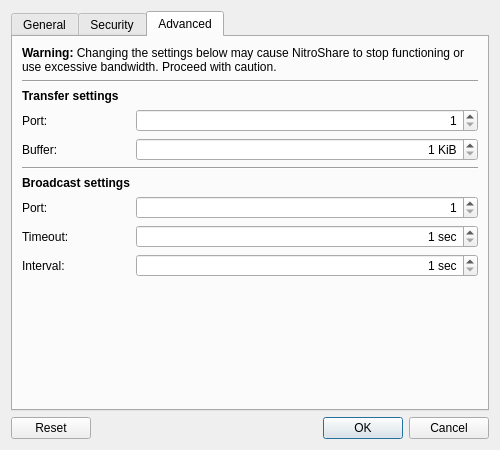
Qt form src/settings/settingsdialog.ui (nitroshare/nitroshare-desktop) before a commit.
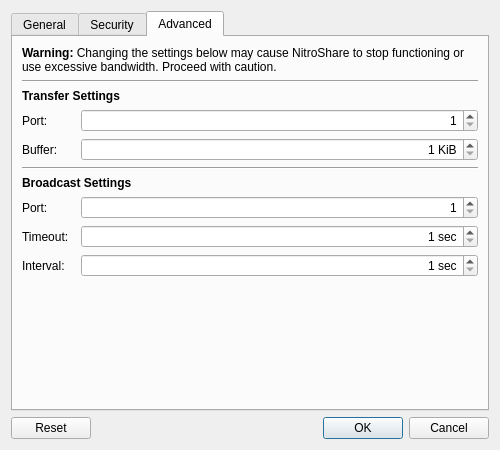
The same form after that commit. The open tabs and pages were chosen to show the change. Icons and pictures are not drawn.

Commit message: UI improvements to the settings dialog.

```diff
--- a/src/settings/settingsdialog.ui
+++ b/src/settings/settingsdialog.ui
@@ -263,13 +263,6 @@
          </property>
         </widget>
        </item>
-       <item row="2" column="0" colspan="2">
-        <widget class="QLabel" name="transferLabel">
-         <property name="text">
-          <string>&lt;html&gt;&lt;head/&gt;&lt;body&gt;&lt;p&gt;&lt;span style=&quot; font-weight:600;&quot;&gt;Transfer settings&lt;/span&gt;&lt;/p&gt;&lt;/body&gt;&lt;/html&gt;</string>
-         </property>
-        </widget>
-       </item>
        <item row="3" column="0">
         <widget class="QLabel" name="transferPortLabel">
          <property name="text">
@@ -338,13 +331,6 @@
          </property>
         </widget>
        </item>
-       <item row="6" column="0" colspan="2">
-        <widget class="QLabel" name="broadcastLabel">
-         <property name="text">
-          <string>&lt;html&gt;&lt;head/&gt;&lt;body&gt;&lt;p&gt;&lt;span style=&quot; font-weight:600;&quot;&gt;Broadcast settings&lt;/span&gt;&lt;/p&gt;&lt;/body&gt;&lt;/html&gt;</string>
-         </property>
-        </widget>
-       </item>
        <item row="8" column="0">
         <widget class="QLabel" name="broadcastTimeoutLabel">
          <property name="text">
@@ -442,6 +428,32 @@
          </property>
         </spacer>
        </item>
+       <item row="6" column="0" colspan="3">
+        <widget class="QLabel" name="broadcastLabel">
+         <property name="font">
+          <font>
+           <weight>75</weight>
+           <bold>true</bold>
+          </font>
+         </property>
+         <property name="text">
+          <string>Broadcast Settings</string>
+         </property>
+        </widget>
+       </item>
+       <item row="2" column="0" colspan="3">
+        <widget class="QLabel" name="transferLabel">
+         <property name="font">
+          <font>
+           <weight>75</weight>
+           <bold>true</bold>
+          </font>
+         </property>
+         <property name="text">
+          <string>Transfer Settings</string>
+         </property>
+        </widget>
+       </item>
       </layout>
      </widget>
     </widget>
```
Left out of the diff: 67 changed lines with no effect on the pictures. Lines whose indentation alone changed are shown as unchanged.
